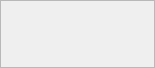
Above: src/educationwork/montheducationwork.ui from rainovskyqt/teacher_plan before the change. Below: the same form after it.
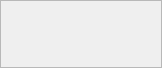
That is the form after the change.

The edit to the form file:
```diff
--- a/src/educationwork/montheducationwork.ui
+++ b/src/educationwork/montheducationwork.ui
@@ -6,10 +6,22 @@
    <rect>
     <x>0</x>
     <y>0</y>
-    <width>155</width>
+    <width>162</width>
     <height>68</height>
    </rect>
   </property>
+  <property name="minimumSize">
+   <size>
+    <width>162</width>
+    <height>0</height>
+   </size>
+  </property>
+  <property name="maximumSize">
+   <size>
+    <width>202</width>
+    <height>16777215</height>
+   </size>
+  </property>
   <property name="windowTitle">
    <string>Form</string>
   </property>
@@ -37,6 +49,9 @@
      <property name="frameShadow">
       <enum>QFrame::Raised</enum>
      </property>
+     <property name="lineWidth">
+      <number>0</number>
+     </property>
      <layout class="QHBoxLayout" name="horizontalLayout_2">
       <property name="spacing">
        <number>0</number>
```
